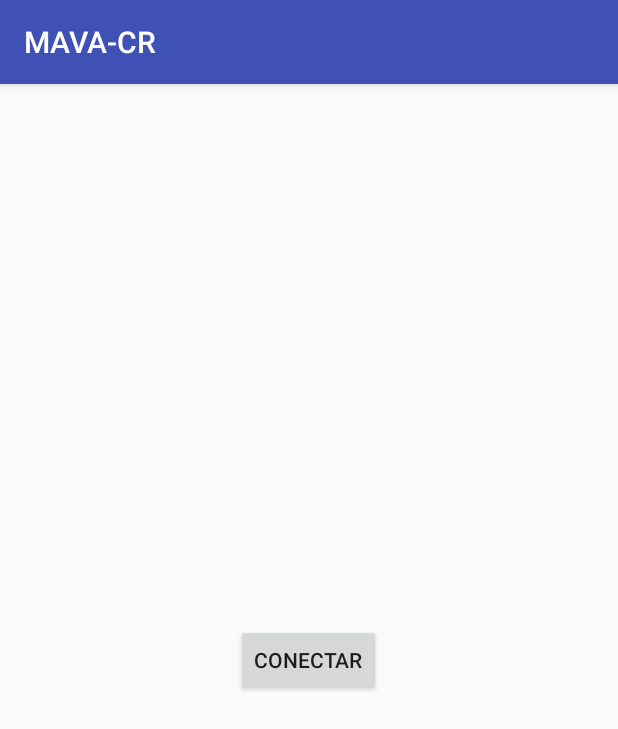
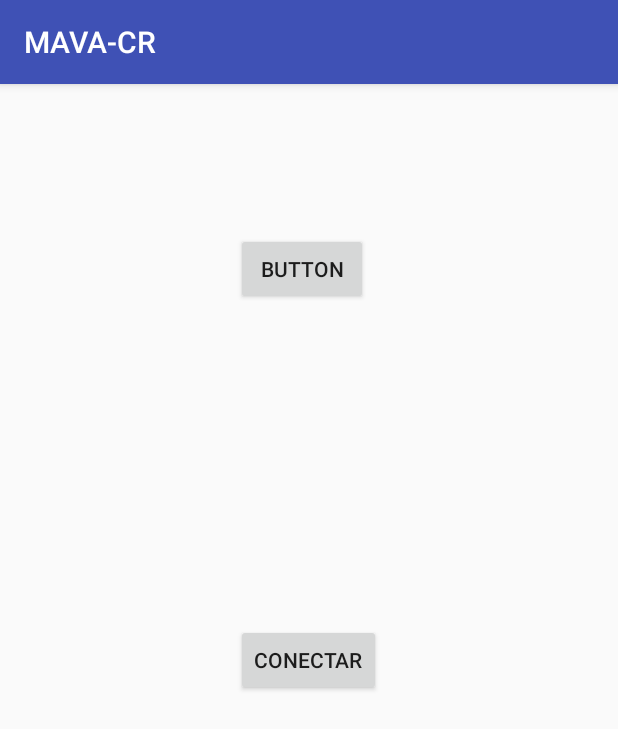
Before and after one commit to AMAV/MAVA-CR, an Android app: the screen it shows after launch (MainActivity), on a phone screen of 412 x 824 dp. Shown: the top 729 px of the screen. Run offline under Robolectric (Android 15) with nearby library versions, the phone set to English and light mode, and no system bars.

Commit message:
añadido boton nuevo 2

```diff
--- a/app/src/main/res/layout/activity_main.xml
+++ b/app/src/main/res/layout/activity_main.xml
@@ -18,4 +18,14 @@
         android:layout_centerVertical="true"
         android:layout_centerHorizontal="true" />
 
+    <Button
+        android:text="Button"
+        android:layout_width="wrap_content"
+        android:layout_height="wrap_content"
+        android:layout_alignParentTop="true"
+        android:layout_alignLeft="@+id/button"
+        android:layout_alignStart="@+id/button"
+        android:layout_marginTop="83dp"
+        android:id="@+id/button2" />
+
 </RelativeLayout>
```
